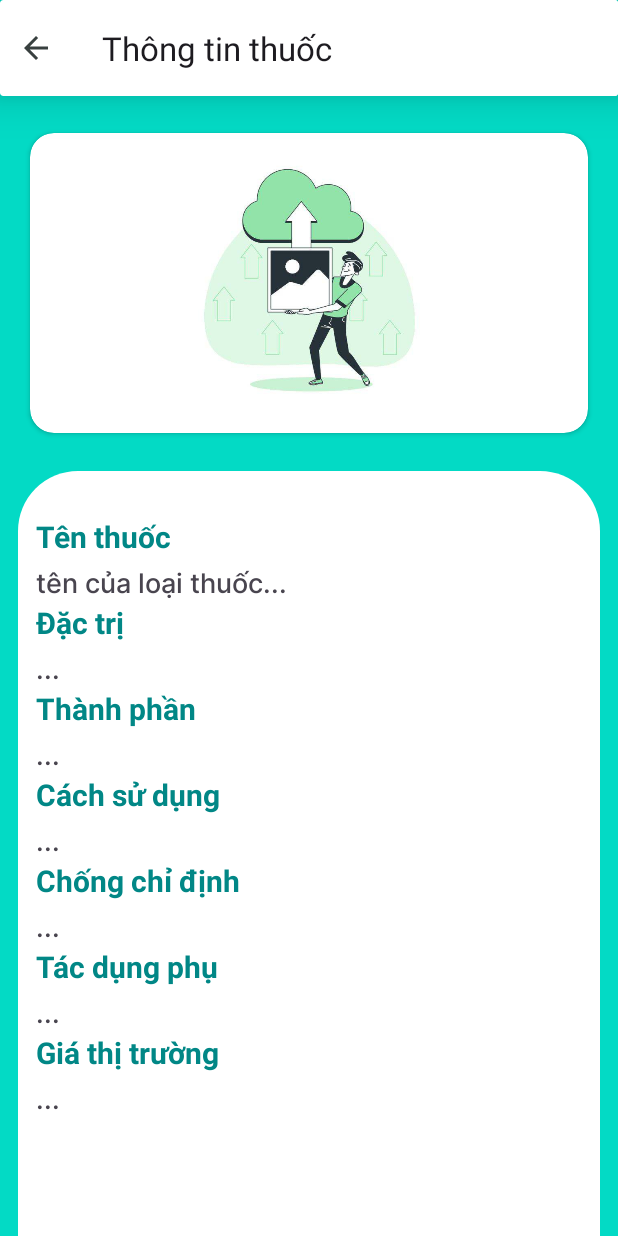
After one commit to Hissatsu265/DoctorOn, an Android app: the Drug_info screen opened directly, with no data from a screen before it, on a phone screen of 412 x 824 dp. The commit adds this screen. Run offline under Robolectric (Android 15) with nearby library versions, the phone set to English and light mode, and no system bars; our stand-ins replace Firebase (no records; nobody signed in at launch, a user with empty details on screens opened directly); pictures from the network do not load.

Commit message:
tinh chỉnh nhiều thứ

```diff
--- a/app/build.gradle.kts
+++ b/app/build.gradle.kts
@@ -59,6 +59,7 @@ dependencies {
     implementation("com.github.denzcoskun:ImageSlideshow:0.1.0")
     implementation("com.google.firebase:firebase-storage:20.3.0")
     implementation("com.github.bumptech.glide:glide:4.12.0")
+    implementation("androidx.activity:activity:1.8.0")
     annotationProcessor("com.github.bumptech.glide:compiler:4.12.0")
     testImplementation("junit:junit:4.13.2")
     androidTestImplementation("androidx.test.ext:junit:1.1.5")
--- a/app/src/main/AndroidManifest.xml
+++ b/app/src/main/AndroidManifest.xml
@@ -17,6 +17,12 @@
         android:theme="@style/Theme.DoctorOn"
         android:usesCleartextTraffic="true"
         tools:targetApi="31">
+        <activity
+            android:name=".Activities.Drug_info"
+            android:exported="false" />
+        <activity
+            android:name=".Activities.iot"
+            android:exported="false" />
         <activity
             android:name=".Activities.Xray_predict"
             android:exported="false" />
--- /dev/null
+++ b/app/src/main/java/com/example/doctoron/Activities/Drug_info.kt
@@ -0,0 +1,106 @@
+package com.example.doctoron.Activities
+
+import android.os.Bundle
+import android.util.Log
+import android.widget.Button
+import android.widget.ImageButton
+import android.widget.ImageView
+import android.widget.TextView
+import androidx.activity.enableEdgeToEdge
+import androidx.appcompat.app.AppCompatActivity
+import androidx.core.view.ViewCompat
+import androidx.core.view.WindowInsetsCompat
+import com.bumptech.glide.Glide
+import com.example.doctoron.Adapters.Drug_Adapter
+import com.example.doctoron.Objects.Drug
+import com.example.doctoron.R
+import com.google.firebase.firestore.FirebaseFirestore
+
+class Drug_info : AppCompatActivity() {
+    lateinit var id_drug:String
+    lateinit var tv_name:TextView
+    lateinit var tv_dactri:TextView
+    lateinit var tv_tp:TextView
+    lateinit var tv_tdphu:TextView
+    lateinit var tv_price:TextView
+    lateinit var tv_use:TextView
+    lateinit var tv_ccd:TextView
+    lateinit var iv_anh:ImageView
+    override fun onCreate(savedInstanceState: Bundle?) {
+        super.onCreate(savedInstanceState)
+//        enableEdgeToEdge()
+        setContentView(R.layout.activity_drug_info)
+//        ViewCompat.setOnApplyWindowInsetsListener(findViewById(R.id.main)) { v, insets ->
+//            val systemBars = insets.getInsets(WindowInsetsCompat.Type.systemBars())
+//            v.setPadding(systemBars.left, systemBars.top, systemBars.right, systemBars.bottom)
+//            insets
+//        }
+        val btn_back=findViewById<ImageButton>(R.id.back_btn_1)
+        btn_back.setOnClickListener {
+            finish()
+        }
+        Initvalue()
+//        ----------------------------------------------------------------------
+//        id_drug=intent.getStringExtra("ID_drug").toString()
+//        val db1= FirebaseFirestore.getInstance()
+//        db1.collection("Drug")
+//            .document(id_drug)
+//            .get().addOnSuccessListener {document-> run{
+//                if(document!=null){
+//                    tv_name.setText(document.get("name").toString())
+//                    tv_ccd.setText(document.get("chongchidinh").toString())
+//                    tv_use.setText(document.get("use").toString())
+//                    tv_price.setText(document.get("price").toString())
+//                    tv_tp.setText(document.get("tp").toString())
+//                    tv_dactri.setText(document.get("dactri").toString())
+//                    tv_tdphu.setText(document.get("tdphu").toString())
+//                    val url=document.get("imageUrl").toString()
+//                    if (!url.isNullOrEmpty()) {
+//                        Glide.with(this)
+//                            .load(url)
+//                            .centerCrop()
+//                            .thumbnail(0.5f)
+//                            .into(iv_anh)
+//                    }
+//                }
+//            }
+//            }
+//        -------------------------------------------------------------------------
+        try{
+            val bundle: Bundle? = intent.getExtras()
+            if (bundle != null) {
+                val drug_f: Drug? = bundle.getSerializable("drugtt") as? Drug
+                if(drug_f!=null){
+                    tv_name.setText(drug_f.getName())
+                    tv_ccd.setText(drug_f.getChongchi())
+                    tv_use.setText(drug_f.getUse())
+                    tv_price.setText(drug_f.getPrice())
+                    tv_tp.setText(drug_f.getTP())
+                    tv_dactri.setText(drug_f.getDactri())
+                    tv_tdphu.setText(drug_f.getTdphu())
+                    val url=drug_f.getUrl()
+                    if (!url.isNullOrEmpty()) {
+                        Glide.with(this)
+                            .load(url)
+                            .centerCrop()
+                            .thumbnail(0.5f)
+                            .into(iv_anh)
+                    }
+                }
+            }
+        }
+        catch (e:Exception){
+            Log.d("loiroibay", "onCreate: "+e.message.toString())
+        }
+    }
+    fun Initvalue(){
+        iv_anh=findViewById(R.id.image_drug)
+        tv_tp=findViewById(R.id.tp_drug)
+        tv_name=findViewById(R.id.name_drug)
+        tv_tdphu=findViewById(R.id.tdphu_drug)
+        tv_price=findViewById(R.id.price_drug)
+        tv_use=findViewById(R.id.use_drug)
+        tv_dactri=findViewById(R.id.dactri_drug)
+        tv_ccd=findViewById(R.id.chongchidinh_drug)
+    }
+}
--- a/app/src/main/java/com/example/doctoron/Activities/Predict_health.kt
+++ b/app/src/main/java/com/example/doctoron/Activities/Predict_health.kt
@@ -9,6 +9,7 @@ import android.view.View
 import android.view.WindowInsetsAnimation
 import android.widget.Button
 import android.widget.EditText
+import android.widget.ImageButton
 import android.widget.ImageView
 import android.widget.LinearLayout
 import android.widget.RadioButton
@@ -76,13 +77,11 @@ class Predict_health : AppCompatActivity() {
     val diabete_diff = mutableListOf<RadioButton>()
     val diabete_heart = mutableListOf<RadioButton>()
 
-
-
     override fun onCreate(savedInstanceState: Bundle?) {
         super.onCreate(savedInstanceState)
         setContentView(R.layout.activity_predict_health)
         //------------------------------------------------------------
-        val btn_back=findViewById<ImageView>(R.id.back_btn)
+        val btn_back=findViewById<ImageButton>(R.id.back_btn)
         btn_back.setOnClickListener {
             finish()
         }
--- a/app/src/main/java/com/example/doctoron/Activities/Setting_account.kt
+++ b/app/src/main/java/com/example/doctoron/Activities/Setting_account.kt
@@ -19,7 +19,6 @@ class Setting_account : AppCompatActivity() {
             finish()
         }
     }
-
     override fun onCreateOptionsMenu(menu: Menu?): Boolean {
 //        return super.onCreateOptionsMenu(menu)
         menuInflater.inflate(R.menu.toolbar_help,menu)
--- /dev/null
+++ b/app/src/main/res/layout/activity_drug_info.xml
@@ -0,0 +1,193 @@
+<?xml version="1.0" encoding="utf-8"?>
+<LinearLayout xmlns:android="http://schemas.android.com/apk/res/android"
+    xmlns:app="http://schemas.android.com/apk/res-auto"
+    xmlns:tools="http://schemas.android.com/tools"
+    android:id="@+id/main"
+    android:layout_width="match_parent"
+    android:layout_height="match_parent"
+    tools:context=".Activities.Drug_info"
+    android:background="@color/teal_200"
+    android:orientation="vertical">
+    <androidx.cardview.widget.CardView
+        android:layout_width="match_parent"
+        android:layout_height="wrap_content"
+        app:cardElevation="18dp">
+        <LinearLayout
+            android:layout_width="match_parent"
+            android:layout_height="?attr/actionBarSize"
+            android:orientation="horizontal">
+            <ImageButton
+                android:id="@+id/back_btn_1"
+                android:layout_width="wrap_content"
+                android:layout_height="match_parent"
+                android:src="@drawable/baseline_arrow_back_24"
+                android:backgroundTint="@color/primary"/>
+            <androidx.appcompat.widget.Toolbar
+                android:layout_weight="1"
+                android:id="@+id/toolbar"
+                android:layout_width="match_parent"
+                android:layout_height="?attr/actionBarSize"
+                android:background="@color/primary"
+                app:title="Thông tin thuốc"
+                app:titleMarginStart="20dp"
+                android:elevation="4dp"
+                />
+        </LinearLayout>
+    </androidx.cardview.widget.CardView>
+    <LinearLayout
+        android:layout_width="match_parent"
+        android:layout_height="250dp"
+        >
+        <androidx.cardview.widget.CardView
+            android:layout_width="match_parent"
+            android:layout_height="200dp"
+            android:layout_marginEnd="20dp"
+            android:layout_gravity="center"
+            android:layout_marginStart="20dp"
+            app:cardCornerRadius="16dp">
+            <ImageView
+                android:id="@+id/image_drug"
+                android:layout_width="match_parent"
+                android:layout_height="match_parent"
+                android:src="@drawable/img_upload"/>
+        </androidx.cardview.widget.CardView>
+
+    </LinearLayout>
+    <ScrollView
+        android:paddingTop="30dp"
+        android:layout_marginEnd="12dp"
+        android:layout_marginStart="12dp"
+        android:background="@drawable/round_topconner"
+        android:layout_width="match_parent"
+        android:layout_height="match_parent">
+        <LinearLayout
+            android:layout_marginTop="0dp"
+            android:layout_marginStart="12dp"
+            android:layout_marginEnd="12dp"
+            android:layout_width="match_parent"
+            android:layout_height="match_parent"
+            android:orientation="vertical">
+            <TextView
+                android:layout_width="match_parent"
+                android:layout_height="wrap_content"
+                android:text="Tên thuốc"
+                android:textSize="20dp"
+                android:textStyle="bold"
+                android:textColor="@color/teal_700"
+                />
+            <TextView
+                android:id="@+id/name_drug"
+                android:layout_marginTop="4dp"
+                android:layout_width="match_parent"
+                android:layout_height="wrap_content"
+                android:text="tên của loại thuốc..."
+                android:textSize="18dp"
+                android:fontFamily="@font/font2"
+                />
+            <TextView
+                android:layout_width="match_parent"
+                android:layout_height="wrap_content"
+                android:text="Đặc trị"
+                android:textSize="20dp"
+                android:textStyle="bold"
+                android:textColor="@color/teal_700"
+
+                />
+            <TextView
+                android:layout_marginTop="4dp"
+                android:layout_width="match_parent"
+                android:layout_height="wrap_content"
+                android:text="..."
+                android:textSize="18dp"
+                android:id="@+id/dactri_drug"
+                android:fontFamily="@font/font2"
+                />
+            <TextView
+                android:layout_width="match_parent"
+                android:layout_height="wrap_content"
+                android:text="Thành phần"
+                android:textSize="20dp"
+                android:textStyle="bold"
+                android:textColor="@color/teal_700"
+                />
+            <TextView
+                android:id="@+id/tp_drug"
+                android:layout_marginTop="4dp"
+                android:layout_width="match_parent"
+                android:layout_height="wrap_content"
+                android:text="..."
+                android:textSize="18dp"
+                android:fontFamily="@font/font2"
+                />
+            <TextView
+                android:layout_width="match_parent"
+                android:layout_height="wrap_content"
+                android:text="Cách sử dụng"
+                android:textSize="20dp"
+                android:textStyle="bold"
+                android:textColor="@color/teal_700"
+
+                />
+            <TextView
+                android:id="@+id/use_drug"
+                android:layout_marginTop="4dp"
+                android:layout_width="match_parent"
+                android:layout_height="wrap_content"
+                android:text="..."
+                android:textSize="18dp"
+                android:fontFamily="@font/font2"
+                />
+            <TextView
+                android:layout_width="match_parent"
+                android:layout_height="wrap_content"
+                android:text="Chống chỉ định"
+                android:textSize="20dp"
+                android:textStyle="bold"
+                android:textColor="@color/teal_700"
+                />
+            <TextView
+                android:id="@+id/chongchidinh_drug"
+                android:layout_marginTop="4dp"
+                android:layout_width="match_parent"
+                android:layout_height="wrap_content"
+                android:text="..."
+                android:textSize="18dp"
+                android:fontFamily="@font/font2"
+                />
+            <TextView
+                android:layout_width="match_parent"
+                android:layout_height="wrap_content"
+                android:text="Tác dụng phụ"
+                android:textSize="20dp"
+                android:textStyle="bold"
+                android:textColor="@color/teal_700"
+                />
+            <TextView
+                android:id="@+id/tdphu_drug"
+                android:layout_marginTop="4dp"
+                android:layout_width="match_parent"
+                android:layout_height="wrap_content"
+                android:text="..."
+                android:textSize="18dp"
+                android:fontFamily="@font/font2"
+                />
+            <TextView
+                android:layout_width="match_parent"
+                android:layout_height="wrap_content"
+                android:text="Giá thị trường"
+                android:textSize="20dp"
+                android:textStyle="bold"
+                android:textColor="@color/teal_700"
+                />
+            <TextView
+                android:id="@+id/price_drug"
+                android:layout_marginTop="4dp"
+                android:layout_width="match_parent"
+                android:layout_height="wrap_content"
+                android:text="..."
+                android:textSize="18dp"
+                android:fontFamily="@font/font2"
+                />
+        </LinearLayout>
+    </ScrollView>
+</LinearLayout>
```
Also changed, not shown: app/src/main/java/com/example/doctoron/Activities/MainActivity.kt (+10 -5 lines), app/src/main/java/com/example/doctoron/Activities/Xray_predict.kt (+9 -8 lines), app/src/main/java/com/example/doctoron/Activities/iot.kt (added, +22 -0 lines), app/src/main/java/com/example/doctoron/Fragments/DashboardFragment.kt (+19 -5 lines), app/src/main/java/com/example/doctoron/Objects/Drug.kt (+11 -2 lines), app/src/main/res/layout/activity_iot.xml (added, +176 -0 lines), app/src/main/res/layout/fragment_dashboard.xml (+15 -10 lines), app/src/main/res/menu/nav_menu.xml (+6 -6 lines), app/src/main/res/drawable/img_ai.png, app/src/main/res/drawable/img_bottom_dash.jpg (added), app/src/main/res/drawable/img_medicine.png, app/src/main/res/drawable/img_xray_icon.png.
